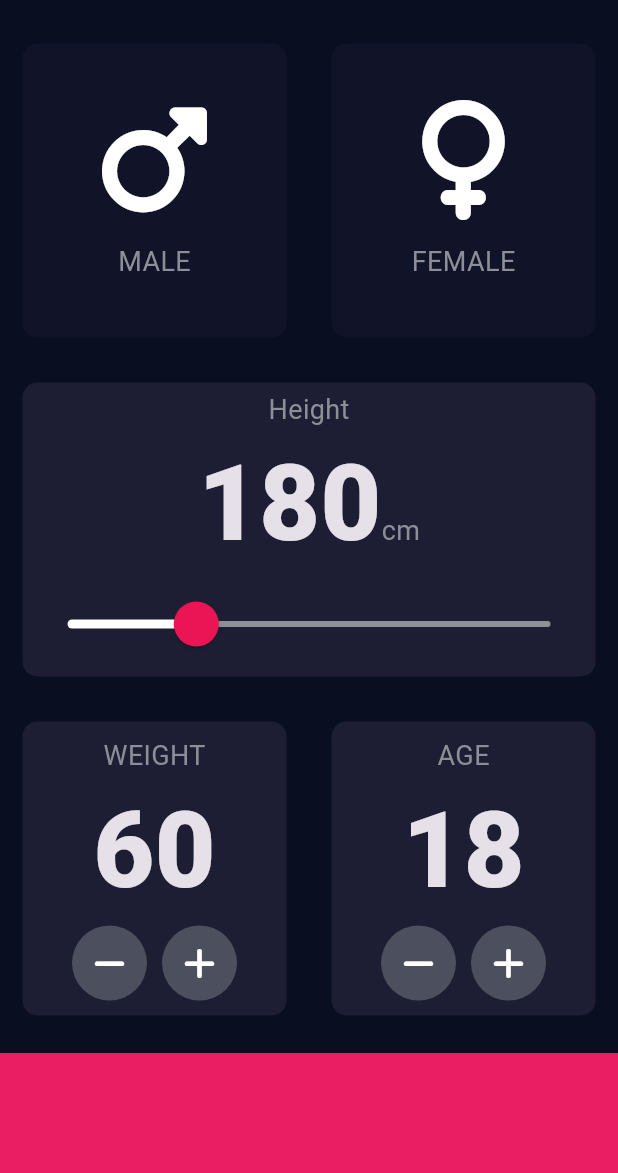
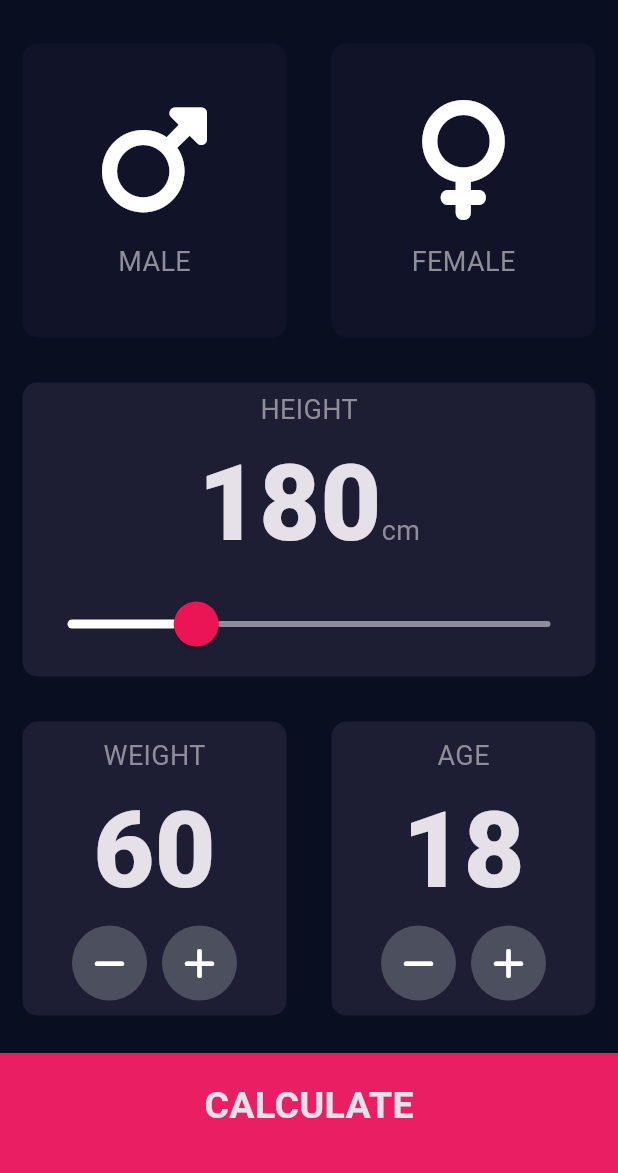
Before and after one commit to Oyebliss/BMI-Calculator-demo, a Flutter app: the screen it shows after launch, on a phone screen of 412 x 824 dp, the part 63-1236 px from its top. Run offline on Flutter 3.47's test engine with Material 3 defaults, Android fonts, the phone set to English and light mode, and no system bars; our stand-ins replace font_awesome_flutter.

Commit message:
Final commit

```diff
--- a/lib/main.dart
+++ b/lib/main.dart
@@ -1,4 +1,5 @@
 import 'package:bmi_cal/pages/input_page.dart';
+import 'package:bmi_cal/utils/constants.dart';
 import 'package:flutter/material.dart';
 
 void main() {
@@ -13,10 +14,10 @@ class MyApp extends StatelessWidget {
     return MaterialApp(
       debugShowCheckedModeBanner: false,
       theme: ThemeData.dark().copyWith(
-        primaryColor: const Color(0xff090E21),
-        scaffoldBackgroundColor: const Color(0xff090E21),
+        primaryColor: kPrimaryColor,
+        scaffoldBackgroundColor: kScaffoldBackgroundColor,
       ),
-      home: InputPage(),
+      home: const InputPage(),
     );
   }
 }
--- a/lib/pages/input_page.dart
+++ b/lib/pages/input_page.dart
@@ -1,3 +1,5 @@
+import 'package:bmi_cal/utils/bmi_brain.dart';
+import 'package:bmi_cal/utils/buttons_button.dart';
 import 'package:bmi_cal/utils/reused_card.dart';
 import 'package:flutter/material.dart';
 import 'package:font_awesome_flutter/font_awesome_flutter.dart';
@@ -5,6 +7,7 @@ import 'package:font_awesome_flutter/font_awesome_flutter.dart';
 import '../utils/constants.dart';
 import '../utils/reused_column.dart';
 import '../utils/rounded_icon_button.dart';
+import 'result_page.dart';
 
 // creating gender Enums
 enum GenderType {
@@ -90,7 +93,7 @@ class _InputPageState extends State<InputPage> {
                 mainAxisAlignment: MainAxisAlignment.center,
                 children: [
                   const Text(
-                    'Height',
+                    'HEIGHT',
                     style: kLabelTextStyle,
                   ),
                   Row(
@@ -100,7 +103,7 @@ class _InputPageState extends State<InputPage> {
                     children: [
                       Text(
                         height.toString(),
-                        style: kLargeLabel,
+                        style: kNumberLabel,
                       ),
                       const Text(
                         'cm',
@@ -153,7 +156,7 @@ class _InputPageState extends State<InputPage> {
                         ),
                         Text(
                           weight.toString(),
-                          style: kLargeLabel,
+                          style: kNumberLabel,
                         ),
                         Row(
                           mainAxisAlignment: MainAxisAlignment.center,
@@ -197,7 +200,7 @@ class _InputPageState extends State<InputPage> {
                         ),
                         Text(
                           age.toString(),
-                          style: kLargeLabel,
+                          style: kNumberLabel,
                         ),
                         Row(
                           mainAxisAlignment: MainAxisAlignment.center,
@@ -231,13 +234,21 @@ class _InputPageState extends State<InputPage> {
               ],
             ),
           ),
-          Container(
-            decoration: const BoxDecoration(
-              color: kBottomContainerColor,
-            ),
-            margin: const EdgeInsets.only(top: 10),
-            height: kBottomContainerHeight,
-            width: double.infinity,
+          BmiButton(
+            buttonText: 'CALCULATE',
+            onTap: () {
+              CalculatorBrain check = CalculatorBrain(height, weight);
+              Navigator.push(
+                context,
+                MaterialPageRoute(
+                  builder: (context) => ResultPage(
+                    bmiResult: check.calculateBMI(),
+                    resultText: check.getResult(),
+                    interpretation: check.getInterpretation(),
+                  ),
+                ),
+              );
+            },
           ),
         ],
       ),
--- /dev/null
+++ b/lib/utils/buttons_button.dart
@@ -0,0 +1,30 @@
+import 'package:bmi_cal/utils/constants.dart';
+import 'package:flutter/material.dart';
+
+class BmiButton extends StatelessWidget {
+  final String buttonText;
+  final void Function() onTap;
+  const BmiButton({super.key, required this.buttonText, required this.onTap});
+
+  @override
+  Widget build(BuildContext context) {
+    return GestureDetector(
+      onTap: onTap,
+      child: Container(
+        decoration: const BoxDecoration(
+          color: kBottomContainerColor,
+        ),
+        margin: const EdgeInsets.only(top: 10),
+        height: kBottomContainerHeight,
+        width: double.infinity,
+        padding: const EdgeInsets.only(bottom: 10),
+        child: Center(
+          child: Text(
+            buttonText,
+            style: kLargeLabel,
+          ),
+        ),
+      ),
+    );
+  }
+}
--- a/lib/utils/constants.dart
+++ b/lib/utils/constants.dart
@@ -4,13 +4,15 @@ const kBottomContainerHeight = 80.0;
 const kActiveColor = Color(0xff1D1E33);
 const kInactiveColor = Color(0xff111328);
 const kBottomContainerColor = Color(0xffEA1E63);
+const kPrimaryColor = Color(0xff090E21);
+const kScaffoldBackgroundColor = Color(0xff090E21);
 
 const kLabelTextStyle = TextStyle(
   fontSize: 18,
   color: Color(0xff8D8E98),
 );
 
-const kLargeLabel = TextStyle(
+const kNumberLabel = TextStyle(
   fontSize: 70,
   fontWeight: FontWeight.w900,
 );
@@ -20,3 +22,28 @@ const kSliderMax = 400.00;
 const kSliderActiveColor = Color(0xFFEB1555);
 const kSliderInactiveColor = Color(0xFF8D8E98);
 const kSliderOverlayColor = Color(0x29EB1555);
+
+const kLargeLabel = TextStyle(
+  fontSize: 25,
+  fontWeight: FontWeight.bold,
+);
+
+const kResultBodyText = TextStyle(
+  fontSize: 25,
+  fontWeight: FontWeight.bold,
+  color: Color(0xFF24D876),
+);
+
+const kResultText = TextStyle(
+  fontSize: 50,
+  fontWeight: FontWeight.bold,
+);
+
+const kLargeResultText = TextStyle(
+  fontSize: 100,
+  fontWeight: FontWeight.bold,
+);
+
+const kResultNormalText = TextStyle(
+  fontSize: 22,
+);
```
Also changed, not shown: lib/pages/result_page.dart (added, +74 -0 lines), lib/utils/bmi_brain.dart (added, +35 -0 lines), 5 other files.
